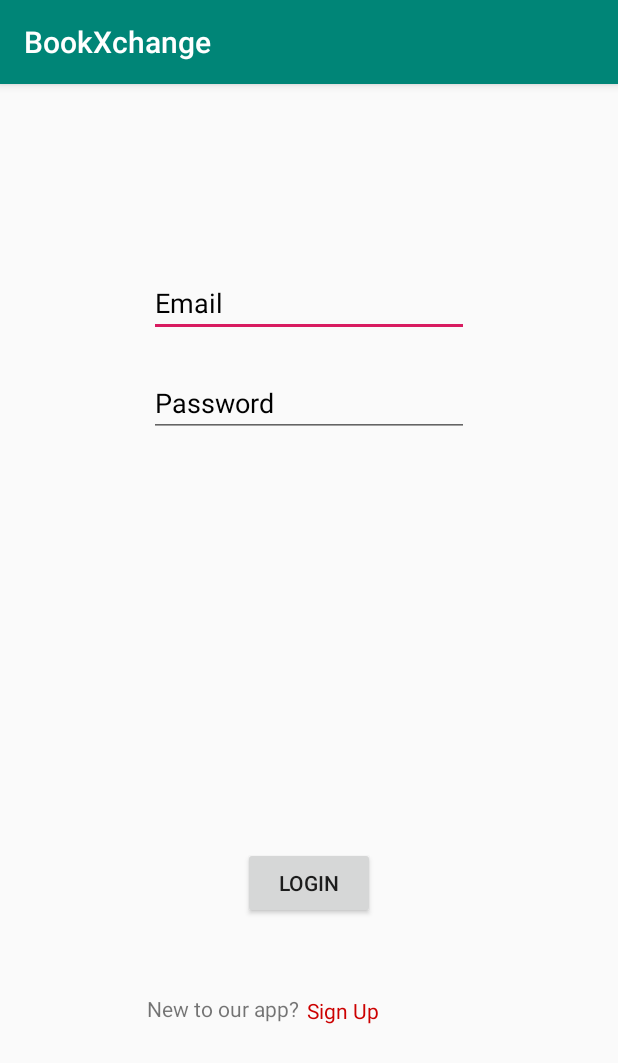
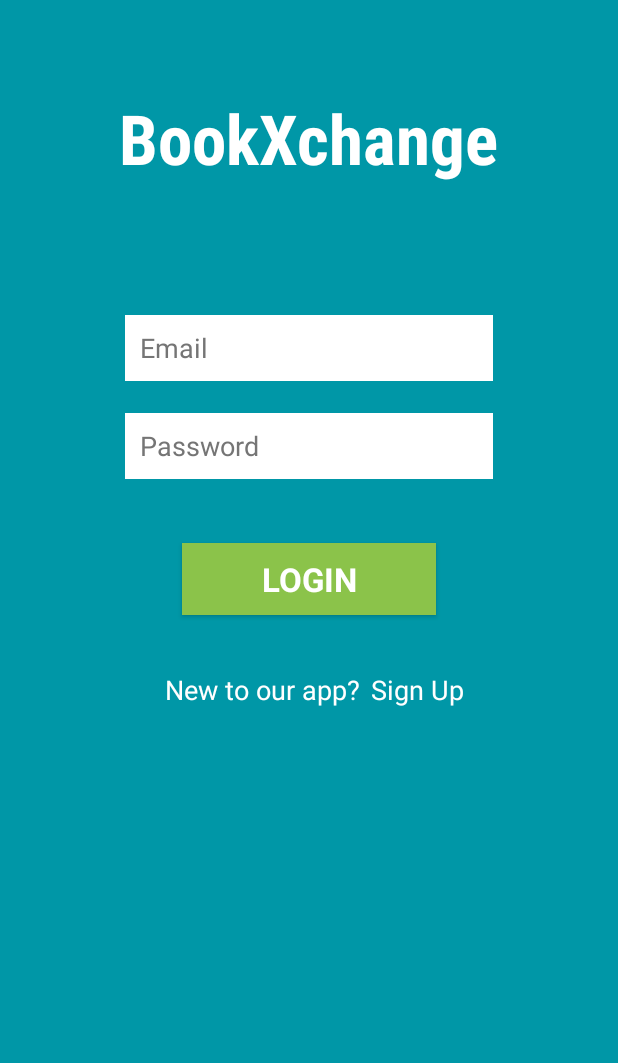
Before and after one commit to ancelet1990/BookXchange, an Android app: the screen it shows after launch (LoginActivity), on a phone screen of 412 x 824 dp. Shown: the top 1063 px of the screen. Run offline under Robolectric (Android 15) with nearby library versions, the light colour scheme and no system bars.

Commit message:
Updated colors & edited layout of login page

```diff
--- a/app/src/main/AndroidManifest.xml
+++ b/app/src/main/AndroidManifest.xml
@@ -10,7 +10,7 @@
         android:supportsRtl="true"
         android:theme="@style/AppTheme">
         <activity android:name=".MessageActivity"
-            android:label="Messages"></activity>
+            android:label="Messages"/>
         <activity android:name=".PostActivity"
             android:label="Manage Posts"/>
         <activity
@@ -28,7 +28,8 @@
         <activity
             android:name=".SellActivity"
             android:label="Post Books for Sale" />
-        <activity android:name=".LoginActivity">
+        <activity android:name=".LoginActivity"
+            android:theme="@style/Theme.AppCompat.Light.NoActionBar">
             <intent-filter>
                 <action android:name="android.intent.action.MAIN" />
 
--- a/app/src/main/res/layout/activity_login.xml
+++ b/app/src/main/res/layout/activity_login.xml
@@ -4,77 +4,108 @@
     xmlns:tools="http://schemas.android.com/tools"
     android:layout_width="match_parent"
     android:layout_height="match_parent"
+    android:background="@color/colorPrimaryDark"
     tools:context=".LoginActivity">
 
     <EditText
         android:id="@+id/txtUsername"
-        android:layout_width="wrap_content"
-        android:layout_height="wrap_content"
+        android:layout_width="245dp"
+        android:layout_height="44dp"
         android:layout_alignParentTop="true"
         android:layout_centerHorizontal="true"
-        android:layout_marginTop="123dp"
+        android:layout_marginTop="210dp"
         android:autofillHints=""
+        android:background="@color/colorWhite"
         android:cursorVisible="true"
         android:ems="10"
         android:hint="@string/email"
         android:inputType="text"
+        android:paddingLeft="10dp"
+        android:paddingRight="10dp"
         android:textColor="@android:color/black"
-        android:textColorHint="@android:color/black"
+        android:textColorHint="@color/colorTextSecondary"
         android:textColorLink="@android:color/black"
         tools:targetApi="o" />
 
     <EditText
         android:id="@+id/txtPassword"
-        android:layout_width="wrap_content"
-        android:layout_height="wrap_content"
+        android:layout_width="245dp"
+        android:layout_height="44dp"
         android:layout_alignParentTop="true"
         android:layout_centerHorizontal="true"
-        android:layout_marginTop="190dp"
+        android:layout_marginTop="275dp"
         android:autofillHints=""
+        android:background="@color/colorWhite"
         android:ems="10"
         android:hint="@string/password"
         android:inputType="textPassword"
+        android:paddingLeft="10dp"
+        android:paddingRight="10dp"
         android:textColor="@android:color/black"
-        android:textColorHint="@android:color/black"
+        android:textColorHint="@color/colorTextSecondary"
         android:textColorLink="@android:color/black"
         tools:targetApi="o" />
 
     <Button
         android:id="@+id/btnLogin"
-        android:layout_width="wrap_content"
+        android:layout_width="169dp"
         android:layout_height="wrap_content"
-        android:layout_alignParentBottom="true"
+        android:layout_alignParentTop="true"
         android:layout_centerHorizontal="true"
-        android:layout_marginBottom="211dp"
-        android:text="@string/login" />
+        android:layout_marginTop="362dp"
+        android:background="@color/colorAccent"
+        android:text="@string/login"
+        android:textColor="@color/colorWhite"
+        android:textSize="22sp"
+        android:textStyle="bold"
+        android:typeface="sans" />
 
     <TextView
         android:id="@+id/txtNew"
         android:layout_width="wrap_content"
         android:layout_height="wrap_content"
-        android:layout_alignParentBottom="true"
-        android:layout_marginBottom="142dp"
+        android:layout_alignStart="@+id/btnLogin"
+        android:layout_alignLeft="@+id/btnLogin"
+        android:layout_alignParentTop="true"
+        android:layout_marginStart="-11dp"
+        android:layout_marginLeft="-11dp"
+        android:layout_marginTop="447dp"
         android:text="@string/new_to_our_app"
-        android:layout_alignLeft="@+id/btnLogin"
-        android:layout_marginLeft="-64dp"
-        android:layout_alignStart="@+id/btnLogin"
-        android:layout_marginStart="-64dp" />
+        android:textColor="@color/colorWhite"
+        android:textSize="18sp" />
 
     <TextView
         android:id="@+id/txtSignUp"
         android:layout_width="wrap_content"
         android:layout_height="wrap_content"
         android:layout_alignBottom="@+id/txtNew"
-        android:layout_marginStart="5dp"
-        android:layout_marginLeft="5dp"
-        android:layout_marginBottom="-1dp"
+        android:layout_marginStart="2dp"
+        android:layout_marginLeft="2dp"
+        android:layout_marginBottom="0dp"
         android:layout_toEndOf="@+id/txtNew"
         android:layout_toRightOf="@+id/txtNew"
         android:clickable="true"
+        android:focusable="true"
         android:linksClickable="true"
+        android:paddingLeft="5dp"
+        android:paddingRight="5dp"
         android:text="@string/sign_up"
-        android:textColor="@android:color/holo_red_dark"
-        android:textColorLink="@android:color/holo_red_dark"
-        android:focusable="true" />
+        android:textColor="@color/colorWhite"
+        android:textColorLink="@color/colorWhite"
+        android:textSize="18sp" />
+
+    <TextView
+        android:id="@+id/textView"
+        android:layout_width="wrap_content"
+        android:layout_height="wrap_content"
+        android:layout_alignParentTop="true"
+        android:layout_centerHorizontal="true"
+        android:layout_marginTop="61dp"
+        android:text="@string/app_name"
+        android:textColor="@color/colorWhite"
+        android:textSize="46sp"
+        android:textStyle="bold"
+        android:typeface="sans"
+        app:fontFamily="sans-serif-condensed" />
 
 </RelativeLayout>
--- a/app/src/main/res/values/colors.xml
+++ b/app/src/main/res/values/colors.xml
@@ -1,6 +1,10 @@
 <?xml version="1.0" encoding="utf-8"?>
 <resources>
-    <color name="colorPrimary">#008577</color>
-    <color name="colorPrimaryDark">#00574B</color>
-    <color name="colorAccent">#D81B60</color>
+    <color name="colorPrimary">#00BCD4</color>
+    <color name="colorPrimaryDark">#0097A7</color>
+    <color name="colorAccent">#8BC34A</color>
+    <color name="colorTextPrimary">#212121</color>
+    <color name="colorTextSecondary">#757575</color>
+    <color name="colorDivider">#BDBDBD</color>
+    <color name="colorWhite">#FFFFFF</color>
 </resources>
```
